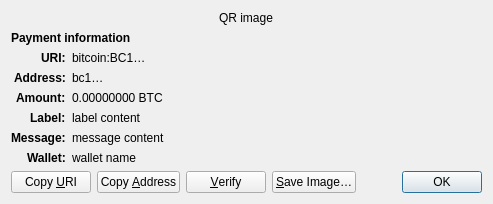
First picture: the form in src/qt/forms/receiverequestdialog.ui, repository GumFruit/cpuchain, before the edit.
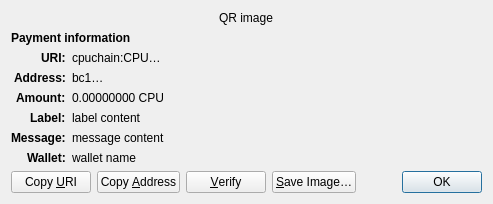
Second picture: the form after the edit. Custom widgets are drawn as their Qt base class.

Commit message: Rename to cpuchain

Patch:
```diff
--- a/src/qt/forms/receiverequestdialog.ui
+++ b/src/qt/forms/receiverequestdialog.ui
@@ -65,7 +65,7 @@
    <item row="2" column="1" alignment="Qt::AlignTop">
     <widget class="QLabel" name="uri_content">
      <property name="text">
-      <string notr="true">bitcoin:BC1…</string>
+      <string notr="true">cpuchain:CPU…</string>
      </property>
      <property name="textFormat">
       <enum>Qt::RichText</enum>
@@ -126,7 +126,7 @@
    <item row="4" column="1" alignment="Qt::AlignTop">
     <widget class="QLabel" name="amount_content">
      <property name="text">
-      <string notr="true">0.00000000 BTC</string>
+      <string notr="true">0.00000000 CPU</string>
      </property>
      <property name="textFormat">
       <enum>Qt::PlainText</enum>
```
The commit also changes 230 other files.
